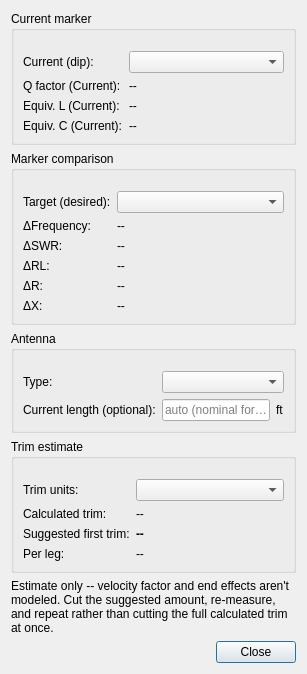
Above: desktop/markercomparisondialog.ui from K4HEZ/AntScopeZ before the change. Below: the same form after it.
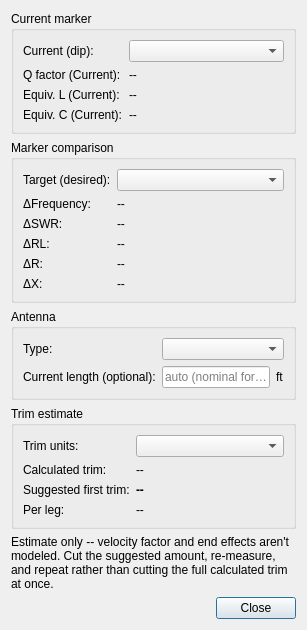
That is the form after the change. Custom widgets are drawn as their Qt base class.

Commit message: Group boxes: standard look (square frame, title on the line); drop the 20 px top-margin workaround

```diff
--- a/desktop/markercomparisondialog.ui
+++ b/desktop/markercomparisondialog.ui
@@ -23,9 +23,6 @@
       <string>Current marker</string>
      </property>
      <layout class="QFormLayout" name="markersFormLayout">
-      <property name="topMargin">
-       <number>20</number>
-      </property>
       <item row="0" column="0">
        <widget class="QLabel" name="currentMarkerLabel">
         <property name="text">
@@ -87,9 +84,6 @@
       <string>Marker comparison</string>
      </property>
      <layout class="QFormLayout" name="comparisonFormLayout">
-      <property name="topMargin">
-       <number>20</number>
-      </property>
       <item row="0" column="0">
        <widget class="QLabel" name="targetMarkerLabel">
         <property name="text">
@@ -179,9 +173,6 @@
       <string>Antenna</string>
      </property>
      <layout class="QFormLayout" name="antennaFormLayout">
-      <property name="topMargin">
-       <number>20</number>
-      </property>
       <item row="0" column="0">
        <widget class="QLabel" name="antennaTypeNameLabel">
         <property name="text">
@@ -226,9 +217,6 @@
       <string>Trim estimate</string>
      </property>
      <layout class="QFormLayout" name="trimFormLayout">
-      <property name="topMargin">
-       <number>20</number>
-      </property>
       <item row="0" column="0">
        <widget class="QLabel" name="trimUnitsNameLabel">
         <property name="text">
```
The commit also changes 3 other files.
